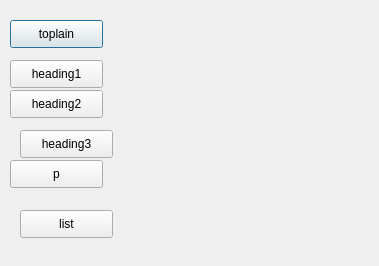
Above: Notepad/choosemodal.ui from Vieloooo/wiki-notes before the change. Below: the same form after it.
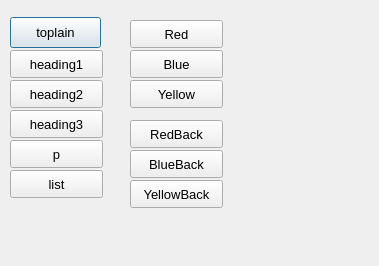
That is the form after the change.

```diff
--- a/Notepad/choosemodal.ui
+++ b/Notepad/choosemodal.ui
@@ -13,6 +13,7 @@
   <property name="font">
    <font>
     <family>Arial</family>
+    <pointsize>10</pointsize>
     <weight>50</weight>
     <bold>false</bold>
    </font>
@@ -30,11 +31,19 @@
    <property name="geometry">
     <rect>
      <x>10</x>
-     <y>20</y>
-     <width>93</width>
-     <height>28</height>
+     <y>17</y>
+     <width>91</width>
+     <height>31</height>
     </rect>
    </property>
+   <property name="font">
+    <font>
+     <family>Arial</family>
+     <pointsize>10</pointsize>
+     <weight>50</weight>
+     <bold>false</bold>
+    </font>
+   </property>
    <property name="text">
     <string>toplain</string>
    </property>
@@ -43,11 +52,19 @@
    <property name="geometry">
     <rect>
      <x>10</x>
-     <y>60</y>
+     <y>50</y>
      <width>93</width>
      <height>28</height>
     </rect>
    </property>
+   <property name="font">
+    <font>
+     <family>Arial</family>
+     <pointsize>10</pointsize>
+     <weight>50</weight>
+     <bold>false</bold>
+    </font>
+   </property>
    <property name="text">
     <string>heading1</string>
    </property>
@@ -56,11 +73,19 @@
    <property name="geometry">
     <rect>
      <x>10</x>
-     <y>90</y>
+     <y>80</y>
      <width>93</width>
      <height>28</height>
     </rect>
    </property>
+   <property name="font">
+    <font>
+     <family>Arial</family>
+     <pointsize>10</pointsize>
+     <weight>50</weight>
+     <bold>false</bold>
+    </font>
+   </property>
    <property name="text">
     <string>heading2</string>
    </property>
@@ -68,12 +93,20 @@
   <widget class="QPushButton" name="pushButton_3">
    <property name="geometry">
     <rect>
-     <x>20</x>
-     <y>130</y>
+     <x>10</x>
+     <y>110</y>
      <width>93</width>
      <height>28</height>
     </rect>
    </property>
+   <property name="font">
+    <font>
+     <family>Arial</family>
+     <pointsize>10</pointsize>
+     <weight>50</weight>
+     <bold>false</bold>
+    </font>
+   </property>
    <property name="text">
     <string>heading3</string>
    </property>
@@ -82,11 +115,19 @@
    <property name="geometry">
     <rect>
      <x>10</x>
-     <y>160</y>
+     <y>140</y>
      <width>93</width>
      <height>28</height>
     </rect>
    </property>
+   <property name="font">
+    <font>
+     <family>Arial</family>
+     <pointsize>10</pointsize>
+     <weight>50</weight>
+     <bold>false</bold>
+    </font>
+   </property>
    <property name="text">
     <string>p</string>
    </property>
@@ -94,16 +135,102 @@
   <widget class="QPushButton" name="pushButton_5">
    <property name="geometry">
     <rect>
-     <x>20</x>
-     <y>210</y>
+     <x>10</x>
+     <y>170</y>
      <width>93</width>
      <height>28</height>
     </rect>
    </property>
+   <property name="font">
+    <font>
+     <family>Arial</family>
+     <pointsize>10</pointsize>
+     <weight>50</weight>
+     <bold>false</bold>
+    </font>
+   </property>
    <property name="text">
     <string>list</string>
    </property>
   </widget>
+  <widget class="QPushButton" name="red">
+   <property name="geometry">
+    <rect>
+     <x>130</x>
+     <y>20</y>
+     <width>93</width>
+     <height>28</height>
+    </rect>
+   </property>
+   <property name="text">
+    <string>Red</string>
+   </property>
+  </widget>
+  <widget class="QPushButton" name="blue">
+   <property name="geometry">
+    <rect>
+     <x>130</x>
+     <y>50</y>
+     <width>93</width>
+     <height>28</height>
+    </rect>
+   </property>
+   <property name="text">
+    <string>Blue</string>
+   </property>
+  </widget>
+  <widget class="QPushButton" name="yellow">
+   <property name="geometry">
+    <rect>
+     <x>130</x>
+     <y>80</y>
+     <width>93</width>
+     <height>28</height>
+    </rect>
+   </property>
+   <property name="text">
+    <string>Yellow</string>
+   </property>
+  </widget>
+  <widget class="QPushButton" name="redBackground">
+   <property name="geometry">
+    <rect>
+     <x>130</x>
+     <y>120</y>
+     <width>93</width>
+     <height>28</height>
+    </rect>
+   </property>
+   <property name="text">
+    <string>RedBack</string>
+   </property>
+  </widget>
+  <widget class="QPushButton" name="blueBackground">
+   <property name="geometry">
+    <rect>
+     <x>130</x>
+     <y>150</y>
+     <width>93</width>
+     <height>28</height>
+    </rect>
+   </property>
+   <property name="text">
+    <string>BlueBack</string>
+   </property>
+  </widget>
+  <widget class="QPushButton" name="yellowbackground">
+   <property name="geometry">
+    <rect>
+     <x>130</x>
+     <y>180</y>
+     <width>93</width>
+     <height>28</height>
+    </rect>
+   </property>
+   <property name="text">
+    <string>YellowBack</string>
+   </property>
+  </widget>
  </widget>
  <resources/>
  <connections/>
```
Left out of the diff: 6 changed lines with no effect on the pictures.
